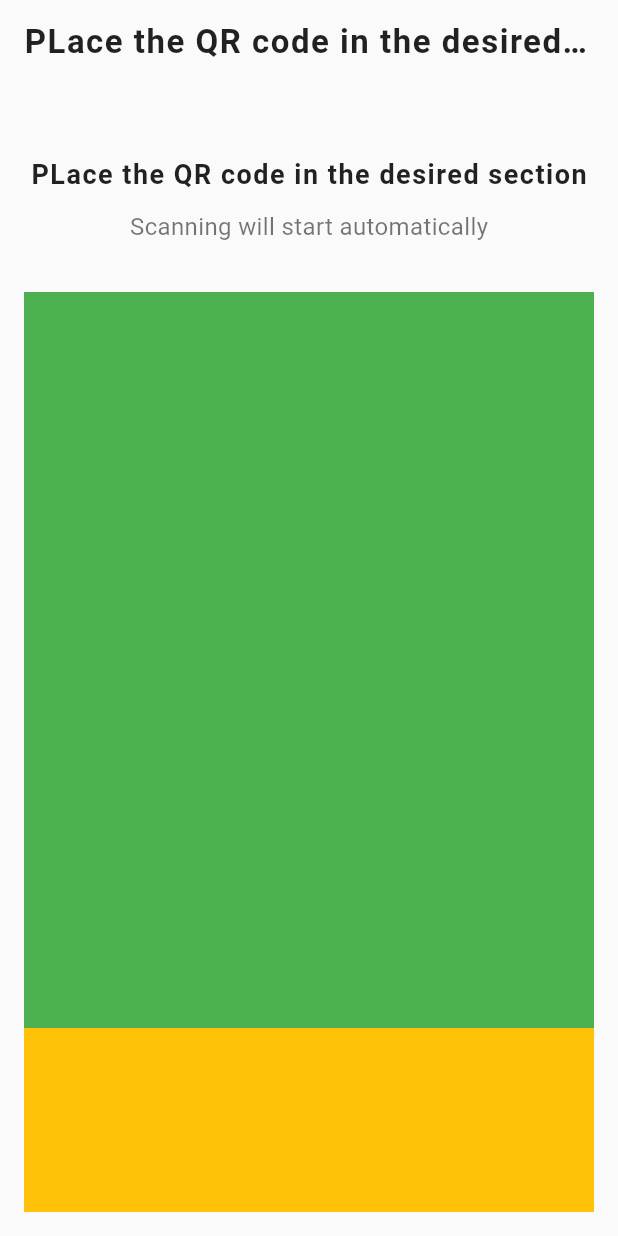
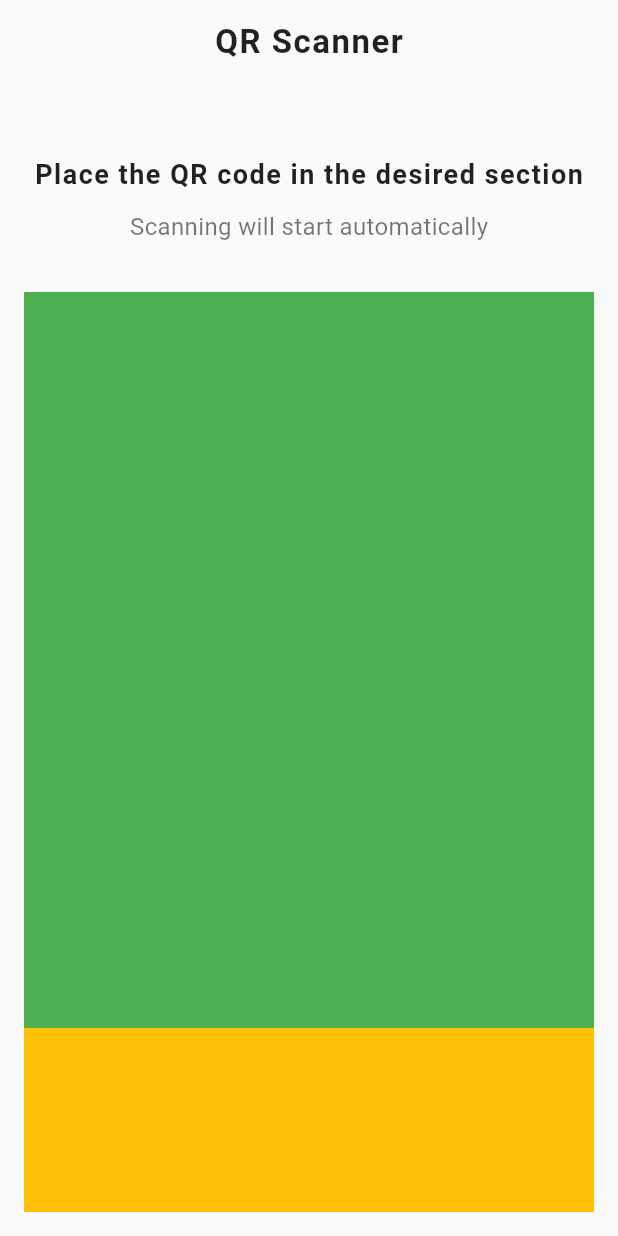
Before and after one commit to CaptainNayan199/Flutter-New-Projects, a Flutter app: the screen it shows after launch, on a phone screen of 412 x 824 dp. Run offline on Flutter 3.47's test engine with Material 3 defaults, Android fonts, the phone set to English and light mode, and no system bars; our stand-ins replace cloud_firestore, firebase_core, random_string; accounts and stored records are empty.

Commit message:
Appbar modifed

```diff
--- a/qr_code/lib/qr_scanner.dart
+++ b/qr_code/lib/qr_scanner.dart
@@ -11,7 +11,7 @@ class QRScanner extends StatelessWidget {
       backgroundColor: bgColor,
       appBar: AppBar(
         title: Text(
-          "PLace the QR code in the desired section",
+          "QR Scanner",
           style: TextStyle(
               color: Colors.black87,
               fontWeight: FontWeight.bold,
@@ -29,7 +29,7 @@ class QRScanner extends StatelessWidget {
                 mainAxisAlignment: MainAxisAlignment.center,
                 children: [
                   Text(
-                    "PLace the QR code in the desired section",
+                    "Place the QR code in the desired section",
                     style: TextStyle(
                         color: Colors.black87,
                         fontSize: 18,
```
